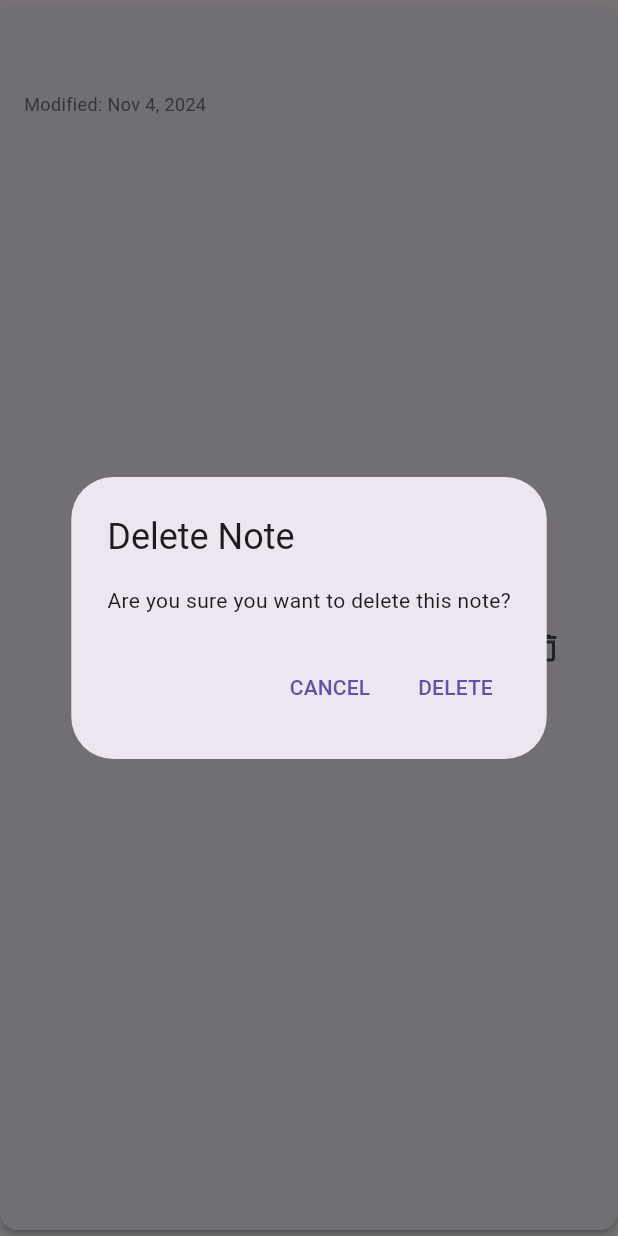
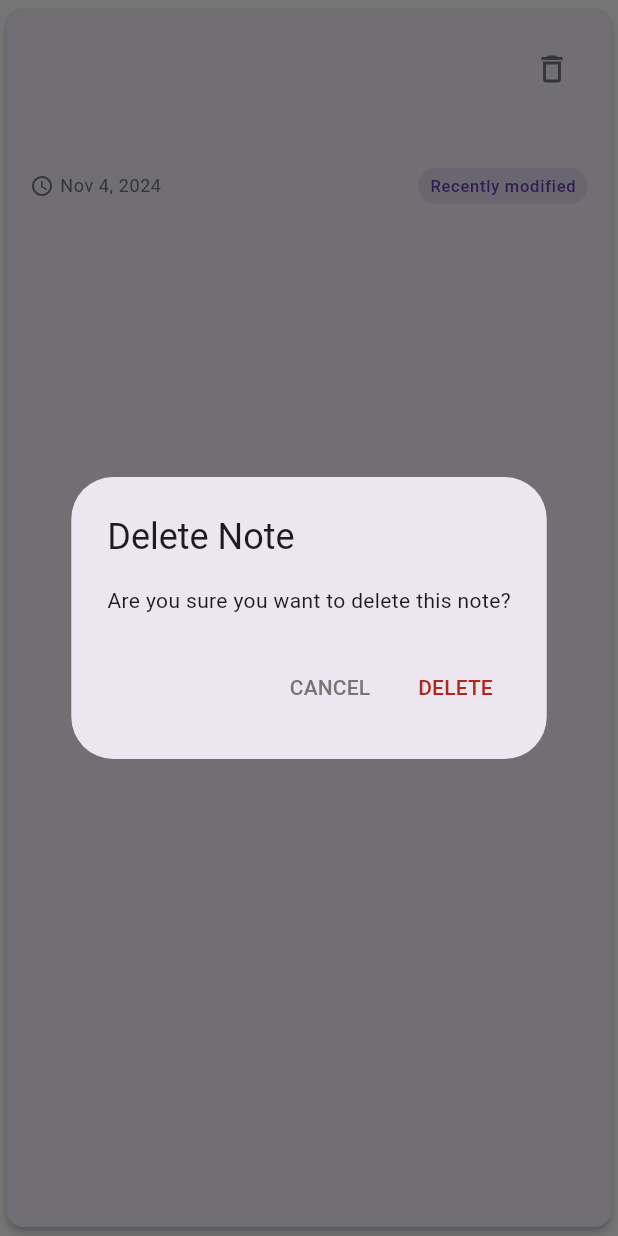
Before and after one commit to DishanSE/MySimpleNote, a Flutter app: the NoteCard widget shown alone on an empty page, opened directly with empty values, after a tap on the "delete outline" icon, on a phone screen of 412 x 824 dp. Run offline on Flutter 3.47's test engine with Material 3 defaults, Android fonts, the phone set to English and light mode, and no system bars; our stand-ins replace shared_preferences, sqflite; accounts and stored records are empty.

```diff
--- /dev/null
+++ b/my_simple_note/lib/config/themes.dart
@@ -0,0 +1,70 @@
+import 'package:flutter/material.dart';
+
+class Themes {
+  static final light = ThemeData(
+    useMaterial3: true,
+    brightness: Brightness.light,
+    primarySwatch: Colors.deepPurple,
+    scaffoldBackgroundColor: Colors.white,
+    appBarTheme: const AppBarTheme(
+      elevation: 0,
+      centerTitle: true,
+      backgroundColor: Colors.white,
+      foregroundColor: Colors.black,
+    ),
+    cardTheme: CardTheme(
+      elevation: 2,
+      margin: const EdgeInsets.symmetric(vertical: 4),
+      shape: RoundedRectangleBorder(
+        borderRadius: BorderRadius.circular(12),
+      ),
+    ),
+    floatingActionButtonTheme: const FloatingActionButtonThemeData(
+      backgroundColor: Colors.deepPurple,
+      foregroundColor: Colors.white,
+    ),
+    inputDecorationTheme: InputDecorationTheme(
+      border: OutlineInputBorder(
+        borderRadius: BorderRadius.circular(12),
+      ),
+      focusedBorder: OutlineInputBorder(
+        borderRadius: BorderRadius.circular(12),
+        borderSide: const BorderSide(color: Colors.deepPurple, width: 2),
+      ),
+    ),
+  );
+
+  static final dark = ThemeData(
+    useMaterial3: true,
+    brightness: Brightness.dark,
+    primarySwatch: Colors.deepPurple,
+    scaffoldBackgroundColor: const Color(0xFF121212),
+    appBarTheme: const AppBarTheme(
+      elevation: 0,
+      centerTitle: true,
+      backgroundColor: Color(0xFF121212),
+      foregroundColor: Colors.white,
+    ),
+    cardTheme: CardTheme(
+      elevation: 2,
+      margin: const EdgeInsets.symmetric(vertical: 4),
+      shape: RoundedRectangleBorder(
+        borderRadius: BorderRadius.circular(12),
+      ),
+      color: const Color(0xFF1E1E1E),
+    ),
+    floatingActionButtonTheme: const FloatingActionButtonThemeData(
+      backgroundColor: Colors.deepPurple,
+      foregroundColor: Colors.white,
+    ),
+    inputDecorationTheme: InputDecorationTheme(
+      border: OutlineInputBorder(
+        borderRadius: BorderRadius.circular(12),
+      ),
+      focusedBorder: OutlineInputBorder(
+        borderRadius: BorderRadius.circular(12),
+        borderSide: const BorderSide(color: Colors.deepPurple, width: 2),
+      ),
+    ),
+  );
+}
--- /dev/null
+++ b/my_simple_note/lib/data/preferences/theme_preferences.dart
@@ -0,0 +1,15 @@
+import 'package:shared_preferences/shared_preferences.dart';
+
+class ThemePreferences {
+  static const THEME_KEY = "theme_key";
+
+  setDarkTheme(bool value) async {
+    SharedPreferences prefs = await SharedPreferences.getInstance();
+    prefs.setBool(THEME_KEY, value);
+  }
+
+  Future<bool> getTheme() async {
+    SharedPreferences prefs = await SharedPreferences.getInstance();
+    return prefs.getBool(THEME_KEY) ?? false;
+  }
+}
--- /dev/null
+++ b/my_simple_note/lib/presentation/providers/theme_provider.dart
@@ -0,0 +1,15 @@
+import 'package:flutter/material.dart';
+import '../../data/preferences/theme_preferences.dart';
+
+class ThemeProvider with ChangeNotifier {
+  ThemePreferences themePreferences = ThemePreferences();
+  bool _darkTheme = false;
+
+  bool get darkTheme => _darkTheme;
+
+  set darkTheme(bool value) {
+    _darkTheme = value;
+    themePreferences.setDarkTheme(value);
+    notifyListeners();
+  }
+}
--- a/my_simple_note/lib/presentation/widgets/note_card.dart
+++ b/my_simple_note/lib/presentation/widgets/note_card.dart
@@ -14,64 +14,158 @@ class NoteCard extends StatelessWidget {
     required this.onDelete,
   }) : super(key: key);
 
+  String _getPreviewText(String content) {
+    if (content.length > 100) {
+      return '${content.substring(0, 100)}...';
+    }
+    return content;
+  }
+
   @override
   Widget build(BuildContext context) {
+    final isDark = Theme.of(context).brightness == Brightness.dark;
+    final theme = Theme.of(context);
+
     return Card(
-      elevation: 2,
-      margin: const EdgeInsets.symmetric(vertical: 4),
-      child: ListTile(
-        title: Text(
+      elevation: isDark ? 4.0 : 2.0,
+      margin: const EdgeInsets.symmetric(vertical: 6, horizontal: 4),
+      shape: RoundedRectangleBorder(
+        borderRadius: BorderRadius.circular(12),
+        side: BorderSide(
+          color: isDark ? Colors.grey[800]! : Colors.grey[200]!,
+          width: 1,
+        ),
+      ),
+      child: InkWell(
+        onTap: onTap,
+        borderRadius: BorderRadius.circular(12),
+        child: Padding(
+          padding: const EdgeInsets.all(16.0),
+          child: Column(
+            crossAxisAlignment: CrossAxisAlignment.start,
+            children: [
+              Row(
+                crossAxisAlignment: CrossAxisAlignment.start,
+                children: [
+                  Expanded(
+                    child: Text(
                       note.title,
-          style: const TextStyle(fontWeight: FontWeight.bold),
+                      style: theme.textTheme.titleMedium?.copyWith(
+                        fontWeight: FontWeight.bold,
+                        color: isDark ? Colors.white : Colors.black87,
+                      ),
                       maxLines: 1,
                       overflow: TextOverflow.ellipsis,
                     ),
-        subtitle: Column(
-          crossAxisAlignment: CrossAxisAlignment.start,
-          children: [
-            Text(
-              note.content,
-              maxLines: 2,
-              overflow: TextOverflow.ellipsis,
                   ),
-            const SizedBox(height: 4),
-            Text(
-              'Modified: ${DateFormat.yMMMd().format(note.modifiedAt)}',
-              style: TextStyle(
-                fontSize: 12,
-                color: Colors.grey[600],
+                  const SizedBox(width: 8),
+                  IconButton(
+                    icon: Icon(
+                      Icons.delete_outline,
+                      color: isDark ? Colors.grey[400] : Colors.grey[600],
                     ),
-            ),
-          ],
-        ),
-        trailing: IconButton(
-          icon: const Icon(Icons.delete_outline),
                     onPressed: () {
                       showDialog(
                         context: context,
                         builder: (context) => AlertDialog(
                           title: const Text('Delete Note'),
-                content:
-                    const Text('Are you sure you want to delete this note?'),
+                          content: const Text(
+                              'Are you sure you want to delete this note?'),
                           actions: [
                             TextButton(
                               onPressed: () => Navigator.pop(context),
-                    child: const Text('CANCEL'),
+                              child: Text(
+                                'CANCEL',
+                                style: TextStyle(
+                                  color: isDark
+                                      ? Colors.grey[400]
+                                      : Colors.grey[600],
+                                ),
+                              ),
                             ),
                             TextButton(
                               onPressed: () {
                                 Navigator.pop(context);
                                 onDelete();
                               },
-                    child: const Text('DELETE'),
+                              child: Text(
+                                'DELETE',
+                                style: TextStyle(
+                                  color: theme.colorScheme.error,
+                                ),
+                              ),
                             ),
                           ],
                         ),
                       );
                     },
+                    splashRadius: 24,
                   ),
-        onTap: onTap,
+                ],
+              ),
+              const SizedBox(height: 8),
+              Text(
+                _getPreviewText(note.content),
+                style: theme.textTheme.bodyMedium?.copyWith(
+                  color: isDark ? Colors.grey[300] : Colors.grey[700],
+                  height: 1.5,
+                ),
+                maxLines: 3,
+                overflow: TextOverflow.ellipsis,
+              ),
+              const SizedBox(height: 12),
+              Row(
+                mainAxisAlignment: MainAxisAlignment.spaceBetween,
+                children: [
+                  Row(
+                    children: [
+                      Icon(
+                        Icons.access_time,
+                        size: 16,
+                        color: isDark ? Colors.grey[400] : Colors.grey[600],
+                      ),
+                      const SizedBox(width: 4),
+                      Text(
+                        DateFormat.yMMMd().format(note.modifiedAt),
+                        style: theme.textTheme.bodySmall?.copyWith(
+                          color: isDark ? Colors.grey[400] : Colors.grey[600],
+                        ),
+                      ),
+                    ],
+                  ),
+                  if (_isRecentlyModified(note.modifiedAt))
+                    Container(
+                      padding: const EdgeInsets.symmetric(
+                        horizontal: 8,
+                        vertical: 4,
+                      ),
+                      decoration: BoxDecoration(
+                        color: isDark
+                            ? Colors.deepPurple.withOpacity(0.2)
+                            : Colors.deepPurple.withOpacity(0.1),
+                        borderRadius: BorderRadius.circular(12),
+                      ),
+                      child: Text(
+                        'Recently modified',
+                        style: theme.textTheme.labelSmall?.copyWith(
+                          color: isDark
+                              ? Colors.deepPurpleAccent[100]
+                              : Colors.deepPurple,
+                        ),
+                      ),
+                    ),
+                ],
+              ),
+            ],
+          ),
+        ),
       ),
     );
   }
+
+  bool _isRecentlyModified(DateTime modifiedAt) {
+    final now = DateTime.now();
+    final difference = now.difference(modifiedAt);
+    return difference.inHours < 24;
   }
+}
--- a/my_simple_note/pubspec.yaml
+++ b/my_simple_note/pubspec.yaml
@@ -34,6 +34,7 @@ dependencies:
   sqflite: ^2.3.0
   path: ^1.8.3
   intl: ^0.18.1
+  shared_preferences: ^2.2.0
 
 
   # The following adds the Cupertino Icons font to your application.
```
Also changed, not shown: my_simple_note/lib/main.dart (+31 -18 lines), my_simple_note/lib/presentation/screens/notes_screen.dart (+49 -6 lines), my_simple_note/pubspec.lock, 2 other files. Lines whose indentation alone changed are shown as unchanged.
